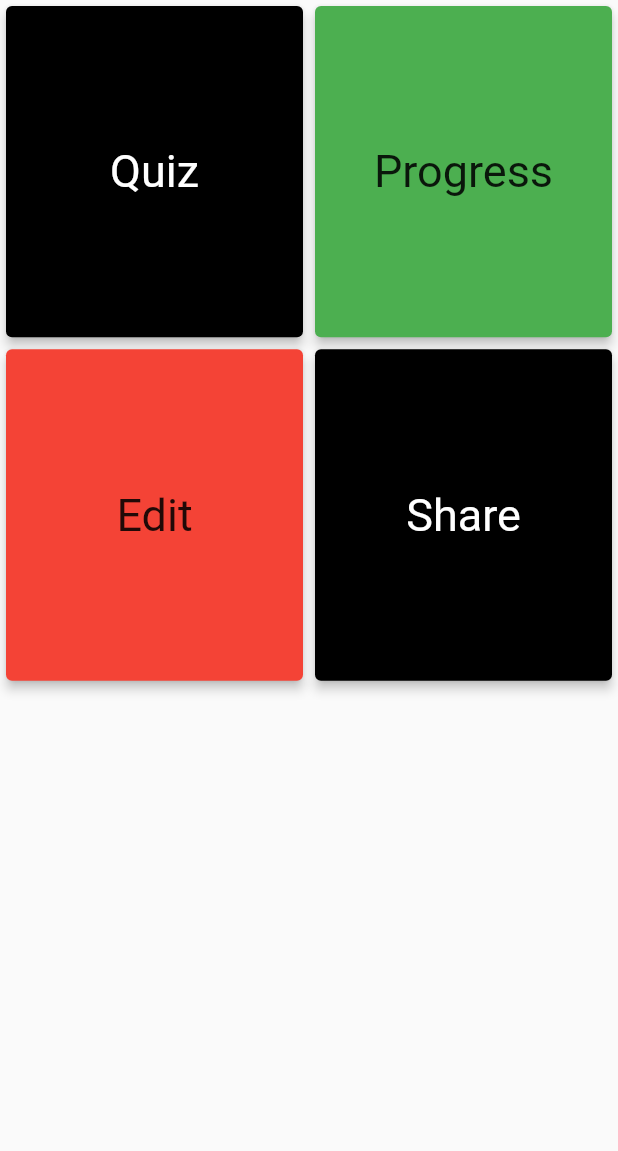
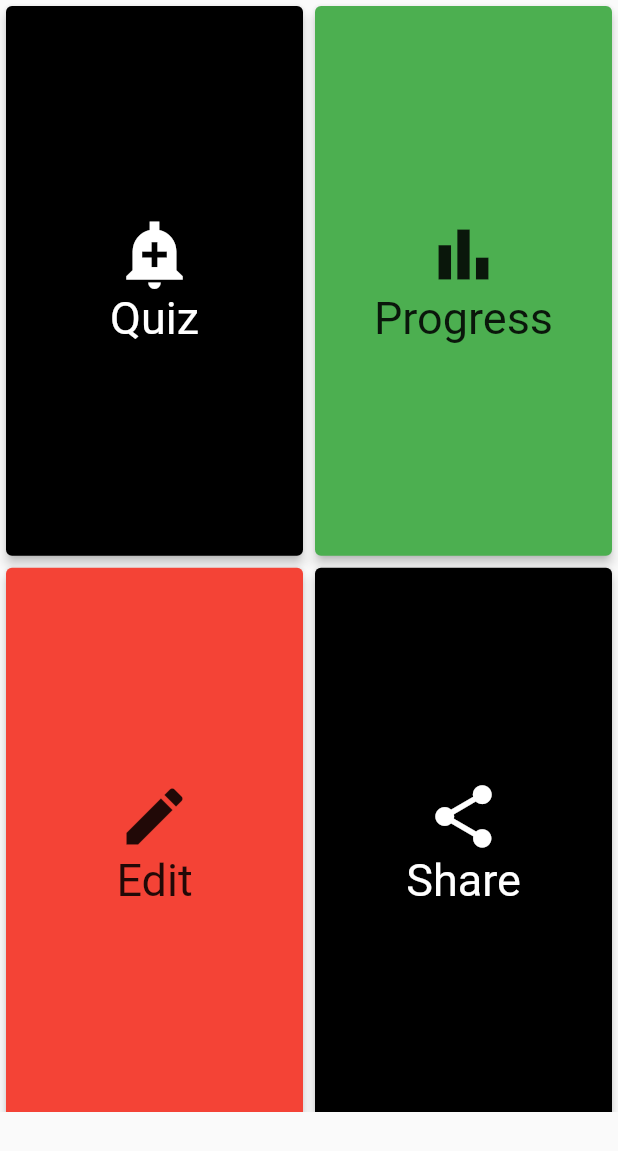
Before and after one commit to ameteku/memorize, a Flutter app: the DetailPage widget shown alone on an empty page, opened directly with empty values, on a phone screen of 412 x 824 dp. Shown: the top 1151 px of the screen. Run offline on Flutter 3.47's test engine with Material 2 defaults, Android fonts, the phone set to English and light mode, and no system bars; our stand-ins replace cloud_firestore, file_picker, firebase_core, fl_chart, flip_card, flutter_form_builder and 1 more; missing offline and left inert: cloud_firestore_web, firebase_core_web; accounts and stored records are empty.

Commit message:
Add more updates

```diff
--- a/lib/custom/flip_card.dart
+++ b/lib/custom/flip_card.dart
@@ -1,6 +1,6 @@
+import 'package:flip_card/flip_card.dart' as CustomFlip;
 import 'package:flip_card/flip_card_controller.dart';
 import 'package:flutter/material.dart';
-import 'package:flip_card/flip_card.dart' as CustomFlip;
 import 'package:memorize/models/memory.dart';
 
 class FlipCard extends StatefulWidget {
@@ -35,7 +35,7 @@ class _FlipCardState extends State<FlipCard> {
           ),
         ),
         front: Card(
-          color: Colors.black54,
+          color: Colors.green,
           child: Center(
             child: Text(
               widget.memory.value,
--- a/lib/modules/details.dart
+++ b/lib/modules/details.dart
@@ -18,16 +18,27 @@ class _DetailPageState extends State<DetailPage> {
       alignment: Alignment.bottomCenter,
       height: MediaQuery.of(context).size.height * .9,
       child: GridView(
-        gridDelegate: SliverGridDelegateWithFixedCrossAxisCount(crossAxisCount: 2, childAspectRatio: .9),
+        gridDelegate:
+            SliverGridDelegateWithFixedCrossAxisCount(crossAxisCount: 2, childAspectRatio: MediaQuery.of(context).size.aspectRatio * 1.1),
         children: [
           OptionCard(
             color: Colors.black,
             onTap: () {
               widget.appState.memory = widget.appState.memoryAdapter!.collection!.first;
             },
-            body: Text(
+            body: Column(
+              mainAxisAlignment: MainAxisAlignment.center,
+              children: [
+                Icon(
+                  Icons.add_alert_sharp,
+                  size: 50,
+                  color: Colors.white,
+                ),
+                Text(
                   'Quiz',
                   style: TextStyle(color: Colors.white, fontSize: Constants.detailPageTextSize),
+                ),
+              ],
             ),
           ),
           OptionCard(
@@ -35,18 +46,36 @@ class _DetailPageState extends State<DetailPage> {
                 widget.appState.graphData = GraphData();
               },
               color: Colors.green,
-              body: Text(
+              body: Column(
+                mainAxisAlignment: MainAxisAlignment.center,
+                children: [
+                  Icon(
+                    Icons.bar_chart,
+                    size: 50,
+                  ),
+                  Text(
                     'Progress',
                     style: TextStyle(fontSize: Constants.detailPageTextSize),
+                  ),
+                ],
               )),
           OptionCard(
               onTap: () {
                 widget.appState.memoryStatus = MemoryStatus.Edit;
               },
               color: Colors.red,
-              body: Text(
+              body: Column(
+                mainAxisAlignment: MainAxisAlignment.center,
+                children: [
+                  Icon(
+                    Icons.edit,
+                    size: 50,
+                  ),
+                  Text(
                     'Edit',
                     style: TextStyle(fontSize: Constants.detailPageTextSize),
+                  ),
+                ],
               )),
           OptionCard(
             color: Colors.black,
@@ -54,9 +83,19 @@ class _DetailPageState extends State<DetailPage> {
               // widget.appState.memoryStatus = MemoryStatus.Edit;
               //create a hash of the collection id and call native share function
             },
-            body: Text(
+            body: Column(
+              mainAxisAlignment: MainAxisAlignment.center,
+              children: [
+                Icon(
+                  Icons.share,
+                  size: 50,
+                  color: Colors.white,
+                ),
+                Text(
                   'Share',
                   style: TextStyle(color: Colors.white, fontSize: Constants.detailPageTextSize),
+                ),
+              ],
             ),
           ),
         ],
--- a/lib/repositories/memory_adapter_repo.dart
+++ b/lib/repositories/memory_adapter_repo.dart
@@ -1,6 +1,6 @@
+import 'package:memorize/models/memory.dart';
 import 'package:memorize/models/memory_adapter.dart';
 import 'package:memorize/repositories/base_repo.dart';
-import 'package:memorize/models/memory.dart';
 
 class MemoryAdapterRepo {
   String adapterPath = 'adapters';
@@ -33,7 +33,7 @@ class MemoryAdapterRepo {
 
   //delete memory
   void deleteAdapter(String id) {
-    BaseRepo.firestoreDbInstance().doc(id).delete();
+    BaseRepo.firestoreDbInstance().collection(adapterPath).doc(id).delete();
   }
 
   Stream<List<MemoryAdapter>> getAllAdapters(String userId) {
--- a/pubspec.yaml
+++ b/pubspec.yaml
@@ -38,11 +38,16 @@ dependencies:
   flip_card: ^0.5.0
   file_picker: ^3.0.2+2
   flutter_form_builder: ^6.0.1
+  flutter_icons: ^1.1.0
   csv: ^5.0.0
+
+
 
 dev_dependencies:
   flutter_test:
     sdk: flutter
+  flutter_launcher_icons: "^0.9.2"
+
 
 # For information on the generic Dart part of this file, see the
 # following page: https://dart.dev/tools/pub/pubspec
```
Also changed, not shown: lib/main.dart (+28 -20 lines), lib/modules/cards_page.dart (+33 -14 lines), lib/modules/homepage.dart (+69 -14 lines), lib/modules/new_memory.dart (+12 -9 lines), pubspec.lock, 4 other files. Lines whose indentation alone changed are shown as unchanged.
